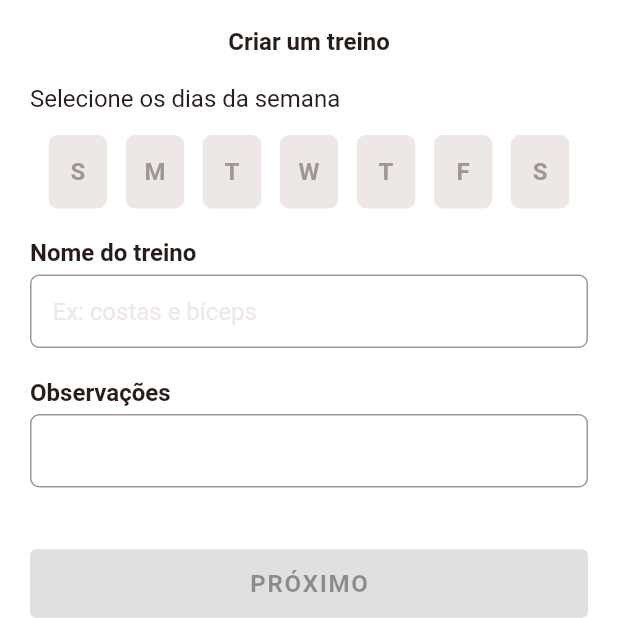
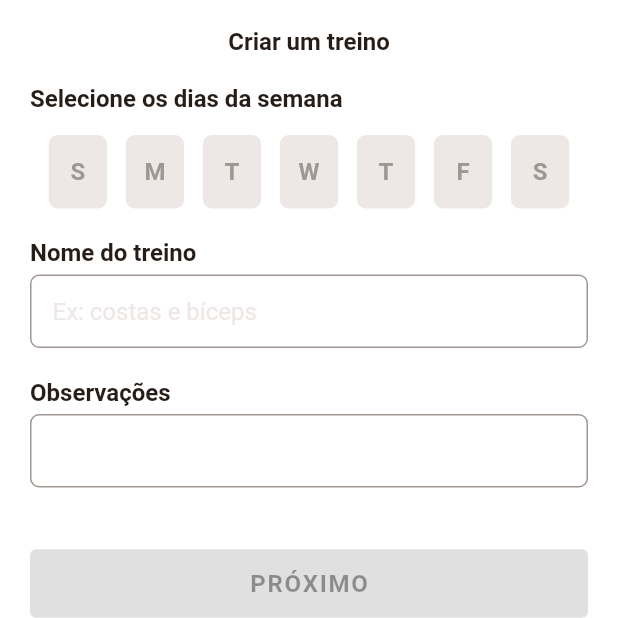
Before and after one commit to docputs/squeezed_app, a Flutter app: the CreateWorkoutPage screen opened by its route, on a phone screen of 412 x 824 dp, the top half of it. Run offline on Flutter 3.47's test engine with Material 2 defaults, Android fonts, the phone set to English and light mode, and no system bars; our stand-ins replace auto_route, cloud_firestore, firebase_auth, firebase_core, flash, flutter_mobx and 5 more; accounts and stored records are empty; generated files the repository leaves out were written again.

Commit message:
fix bold text

```diff
--- a/lib/features/workout/ui/create_workout_page.dart
+++ b/lib/features/workout/ui/create_workout_page.dart
@@ -21,7 +21,10 @@ class CreateWorkoutPage extends StatelessWidget {
       title: Messages.createWorkoutPageTitle,
       body: Column(
         children: [
-          const FullWidthText(Messages.createWorkoutSelectWeekdaysLabel),
+          const FullWidthText(
+            Messages.createWorkoutSelectWeekdaysLabel,
+            style: TextStyle(fontWeight: FontWeight.bold),
+          ),
           const SizedBox(height: 15),
           MultipleWeekdaySelector(controller: controller),
           const SizedBox(height: 20),
```
